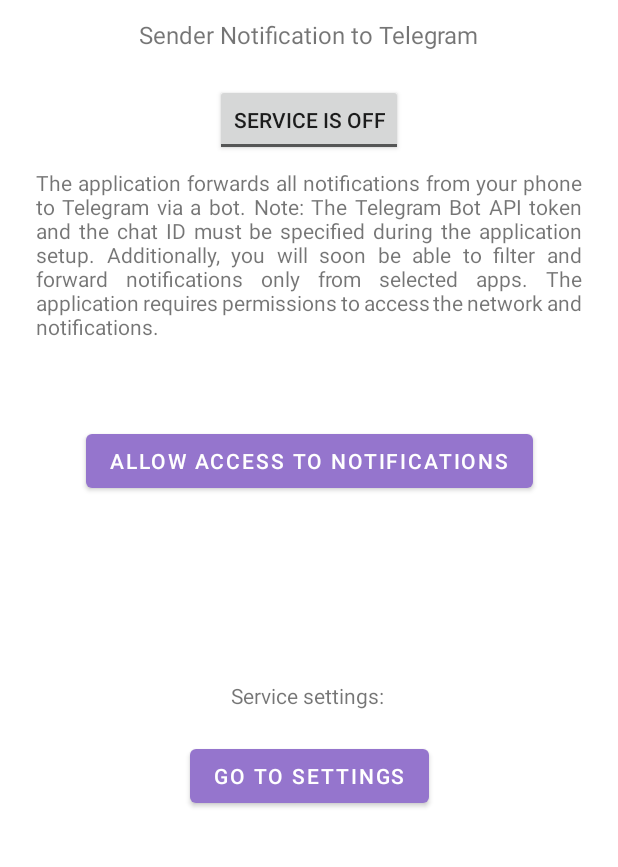
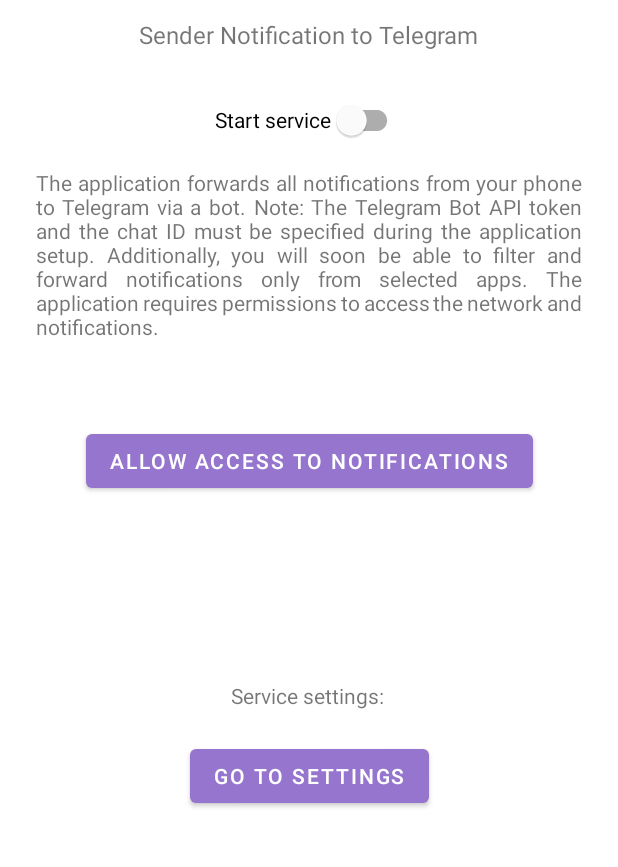
Before and after one commit to wizand0/SenderNT, an Android app: the layout activity_main.xml on its own in the app's theme, with its tools: preview values and no code run, on a phone screen of 412 x 824 dp, the part 157-1024 px from its top. Run offline under Robolectric (Android 15) with nearby library versions, the phone set to English and light mode, and no system bars.

Commit message:
v1.3.7: replace toggleButton to SwitchMaterial

```diff
--- a/app/src/main/java/ru/wizand/sendernt/presentation/AboutActivity.kt
+++ b/app/src/main/java/ru/wizand/sendernt/presentation/AboutActivity.kt
@@ -9,6 +9,8 @@ import android.widget.TextView
 import android.widget.Toast
 import androidx.activity.enableEdgeToEdge
 import androidx.appcompat.app.AppCompatActivity
+import com.microsoft.clarity.Clarity
+import com.microsoft.clarity.ClarityConfig
 import ru.wizand.sendernt.R
 
 class AboutActivity : AppCompatActivity() {
@@ -16,6 +18,10 @@ class AboutActivity : AppCompatActivity() {
         super.onCreate(savedInstanceState)
         enableEdgeToEdge()
         setContentView(R.layout.activity_about)
+
+        // implementation Microsoft Clarity
+        val config = ClarityConfig("qn253qo57u")
+        Clarity.initialize(applicationContext, config)
 
         // Устанавливаем номер версии приложения.
 //        val tvVersion = findViewById<TextView>(R.id.tvVersion)
--- a/app/src/main/java/ru/wizand/sendernt/presentation/SettingsActivity.kt
+++ b/app/src/main/java/ru/wizand/sendernt/presentation/SettingsActivity.kt
@@ -10,6 +10,8 @@ import androidx.activity.enableEdgeToEdge
 import androidx.appcompat.app.AppCompatActivity
 import androidx.recyclerview.widget.LinearLayoutManager
 import androidx.recyclerview.widget.RecyclerView
+import com.microsoft.clarity.Clarity
+import com.microsoft.clarity.ClarityConfig
 import ru.wizand.sendernt.R
 import ru.wizand.sendernt.domain.AppInfo
 import ru.wizand.sendernt.data.utils.AllowedAppsPreferences
@@ -30,6 +32,10 @@ class SettingsActivity : AppCompatActivity() {
         super.onCreate(savedInstanceState)
         enableEdgeToEdge()
         setContentView(R.layout.activity_settings) // оформите свою разметку
+
+        // implementation Microsoft Clarity
+        val config = ClarityConfig("qn253qo57u")
+        Clarity.initialize(applicationContext, config)
 
         // Найдите Toolbar и задайте его в качестве ActionBar
         val toolbar = findViewById<androidx.appcompat.widget.Toolbar>(R.id.toolbar)
--- a/app/src/main/java/ru/wizand/sendernt/presentation/SettingsGlobalActivity.kt
+++ b/app/src/main/java/ru/wizand/sendernt/presentation/SettingsGlobalActivity.kt
@@ -17,6 +17,8 @@ import androidx.activity.enableEdgeToEdge
 import androidx.appcompat.app.AppCompatActivity
 import androidx.core.view.ViewCompat
 import androidx.core.view.WindowInsetsCompat
+import com.microsoft.clarity.Clarity
+import com.microsoft.clarity.ClarityConfig
 import ru.wizand.sendernt.R
 import ru.wizand.sendernt.presentation.ViewUtils.showShortInstructionDialog
 
@@ -39,6 +41,10 @@ class SettingsGlobalActivity : AppCompatActivity() {
         super.onCreate(savedInstanceState)
         enableEdgeToEdge()
         setContentView(R.layout.activity_settings_global)
+
+        // implementation Microsoft Clarity
+        val config = ClarityConfig("qn253qo57u")
+        Clarity.initialize(applicationContext, config)
 
         // Найдите Toolbar и задайте его в качестве ActionBar
         val toolbar = findViewById<androidx.appcompat.widget.Toolbar>(R.id.toolbar)
--- a/app/src/main/java/ru/wizand/sendernt/presentation/SystemAppsActivity.kt
+++ b/app/src/main/java/ru/wizand/sendernt/presentation/SystemAppsActivity.kt
@@ -10,6 +10,8 @@ import androidx.activity.enableEdgeToEdge
 import androidx.appcompat.app.AppCompatActivity
 import androidx.recyclerview.widget.LinearLayoutManager
 import androidx.recyclerview.widget.RecyclerView
+import com.microsoft.clarity.Clarity
+import com.microsoft.clarity.ClarityConfig
 import ru.wizand.sendernt.R
 import ru.wizand.sendernt.domain.AppInfo
 import ru.wizand.sendernt.data.utils.AllowedAppsPreferences
@@ -29,6 +31,10 @@ class SystemAppsActivity : AppCompatActivity() {
         enableEdgeToEdge()
 //        setContentView(R.layout.activity_system_apps)
         setContentView(R.layout.activity_settings)
+
+        // implementation Microsoft Clarity
+        val config = ClarityConfig("qn253qo57u")
+        Clarity.initialize(applicationContext, config)
 
         // Найдите Toolbar и задайте его в качестве ActionBar
         val toolbar = findViewById<androidx.appcompat.widget.Toolbar>(R.id.toolbar)
--- a/app/src/main/res/layout/activity_main.xml
+++ b/app/src/main/res/layout/activity_main.xml
@@ -14,9 +14,9 @@
             android:id="@+id/toolbar"
             android:layout_width="match_parent"
             android:layout_height="?attr/actionBarSize"
+            android:layout_marginTop="15dp"
             android:paddingTop="8dp"
             app:popupTheme="@style/MyPopupMenu"
-            android:layout_marginTop="15dp"
             app:title="@string/main" />
 
     </com.google.android.material.appbar.AppBarLayout>
@@ -52,12 +52,24 @@
             app:layout_constraintStart_toStartOf="parent"
             app:layout_constraintTop_toBottomOf="@+id/textViewMain" />
 
-        <ToggleButton
-            android:id="@+id/toggle_service"
+<!--        <ToggleButton-->
+<!--            android:id="@+id/toggle_service"-->
+<!--            android:layout_width="wrap_content"-->
+<!--            android:layout_height="wrap_content"-->
+<!--            android:textOff="@string/service_off"-->
+<!--            android:textOn="@string/service_on"-->
+<!--            app:layout_constraintBottom_toTopOf="@+id/textViewText"-->
+<!--            app:layout_constraintEnd_toEndOf="parent"-->
+<!--            app:layout_constraintStart_toStartOf="parent"-->
+<!--            app:layout_constraintTop_toBottomOf="@+id/textViewMain"-->
+<!--            app:layout_constraintVertical_bias="1.0" />-->
+
+        <com.google.android.material.switchmaterial.SwitchMaterial
+            android:id="@+id/switch_service"
             android:layout_width="wrap_content"
             android:layout_height="wrap_content"
-            android:textOff="@string/service_off"
-            android:textOn="@string/service_on"
+            android:checked="false"
+            android:text="@string/service_status"
             app:layout_constraintBottom_toTopOf="@+id/textViewText"
             app:layout_constraintEnd_toEndOf="parent"
             app:layout_constraintStart_toStartOf="parent"
--- a/app/src/main/res/values/colors.xml
+++ b/app/src/main/res/values/colors.xml
@@ -10,4 +10,5 @@
 
     <!-- Бирюзовый цвет -->
     <color name="teal_200">#80CBC4</color> <!-- Более мягкий бирюзовый -->
+
 </resources>
--- a/app/src/main/res/values/strings.xml
+++ b/app/src/main/res/values/strings.xml
@@ -49,4 +49,5 @@
     <string name="all_apps">All Apps</string>
     <string name="main">Main</string>
     <string name="prefsActivityName">Preferences</string>
+    <string name="service_status">Start service</string>
 </resources>
--- a/gradle/libs.versions.toml
+++ b/gradle/libs.versions.toml
@@ -9,6 +9,7 @@ appcompat = "1.7.0"
 material = "1.12.0"
 activity = "1.10.0"
 constraintlayout = "2.2.0"
+materialVersion = "<версия>"
 
 [libraries]
 androidx-core-ktx = { group = "androidx.core", name = "core-ktx", version.ref = "coreKtx" }
@@ -19,6 +20,7 @@ androidx-appcompat = { group = "androidx.appcompat", name = "appcompat", version
 material = { group = "com.google.android.material", name = "material", version.ref = "material" }
 androidx-activity = { group = "androidx.activity", name = "activity", version.ref = "activity" }
 androidx-constraintlayout = { group = "androidx.constraintlayout", name = "constraintlayout", version.ref = "constraintlayout" }
+material-vx = { module = "com.google.android.material:material", version.ref = "materialVersion" }
 
 [plugins]
 android-application = { id = "com.android.application", version.ref = "agp" }
```
Also changed, not shown: app/build.gradle (+7 -2 lines), app/src/main/java/ru/wizand/sendernt/presentation/MainActivity.kt (+25 -3 lines), 3 other files.
